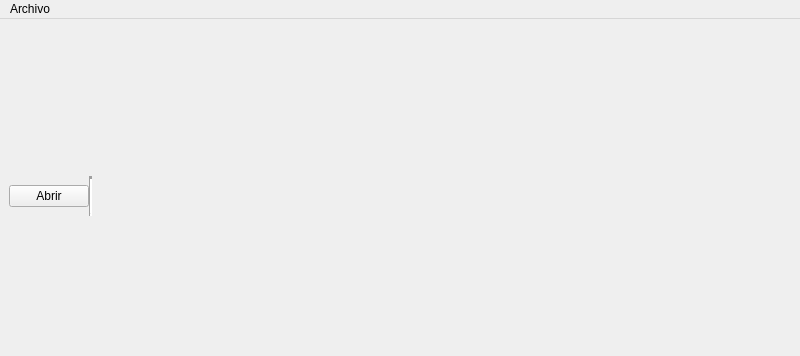
Qt form src/ui/main.ui (Debaq/fisioaccess-pc) before a commit; both pictures show x 0 to 800 and y 0 to 356 of the 800 by 600 pixel window.
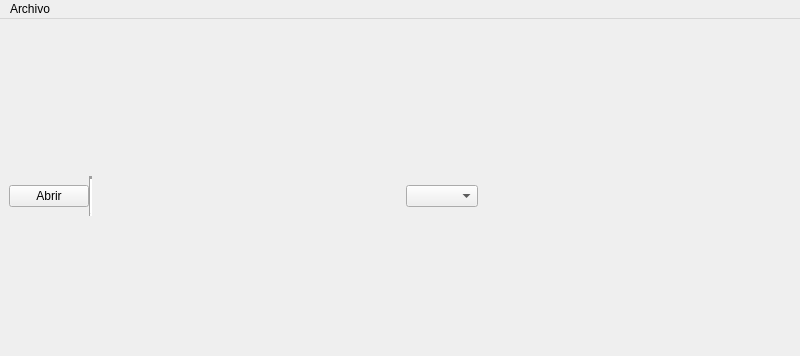
The same form after that commit.

What changed in the file:
```diff
--- a/src/ui/main.ui
+++ b/src/ui/main.ui
@@ -63,6 +63,22 @@
          </item>
         </layout>
        </item>
+       <item>
+        <spacer name="horizontalSpacer_4">
+         <property name="orientation">
+          <enum>Qt::Orientation::Horizontal</enum>
+         </property>
+         <property name="sizeHint" stdset="0">
+          <size>
+           <width>40</width>
+           <height>20</height>
+          </size>
+         </property>
+        </spacer>
+       </item>
+       <item>
+        <widget class="QComboBox" name="serial_list"/>
+       </item>
        <item>
         <spacer name="horizontalSpacer_2">
          <property name="orientation">
```
